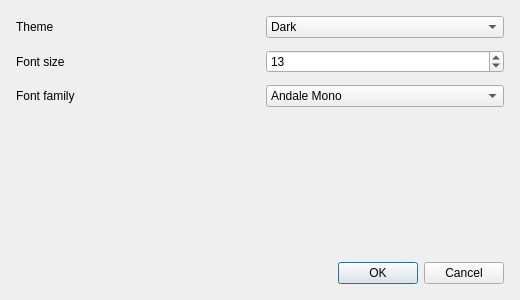
Above: ui/preferencesWindow.ui from OmarMogahed2020/pencil before the change. Below: the same form after it.
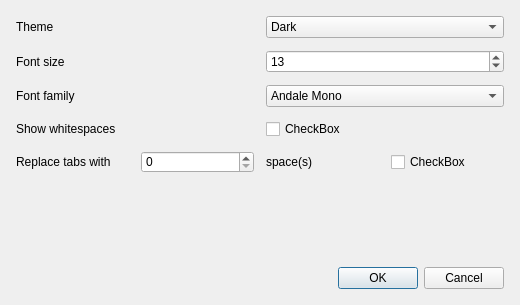
That is the form after the change.

Commit message: add showWhiteSpaces options to preferences

What changed in the file:
```diff
--- a/ui/preferencesWindow.ui
+++ b/ui/preferencesWindow.ui
@@ -7,7 +7,7 @@
     <x>0</x>
     <y>0</y>
     <width>520</width>
-    <height>300</height>
+    <height>305</height>
    </rect>
   </property>
   <property name="windowTitle">
@@ -273,6 +273,59 @@
        </item>
       </layout>
      </item>
+     <item>
+      <layout class="QHBoxLayout" name="horizontalLayout_5">
+       <item>
+        <widget class="QLabel" name="label_4">
+         <property name="text">
+          <string>Show whitespaces</string>
+         </property>
+        </widget>
+       </item>
+       <item>
+        <widget class="QCheckBox" name="whiteSpacesCheck">
+         <property name="text">
+          <string>CheckBox</string>
+         </property>
+        </widget>
+       </item>
+      </layout>
+     </item>
+     <item>
+      <layout class="QHBoxLayout" name="horizontalLayout_4">
+       <item>
+        <widget class="QLabel" name="label_6">
+         <property name="text">
+          <string>Replace tabs with</string>
+         </property>
+        </widget>
+       </item>
+       <item>
+        <widget class="QSpinBox" name="numberOfSpacesOfTabSpin">
+         <property name="styleSheet">
+          <string notr="true">width: 10px;</string>
+         </property>
+         <property name="maximum">
+          <number>4</number>
+         </property>
+        </widget>
+       </item>
+       <item>
+        <widget class="QLabel" name="label_5">
+         <property name="text">
+          <string>space(s)</string>
+         </property>
+        </widget>
+       </item>
+       <item>
+        <widget class="QCheckBox" name="replaceTabWithSpacesCheck">
+         <property name="text">
+          <string>CheckBox</string>
+         </property>
+        </widget>
+       </item>
+      </layout>
+     </item>
      <item>
       <spacer name="verticalSpacer">
        <property name="orientation">
```
Left out of the diff: 8 changed lines with no effect on the pictures. The commit also changes 4 other files.
